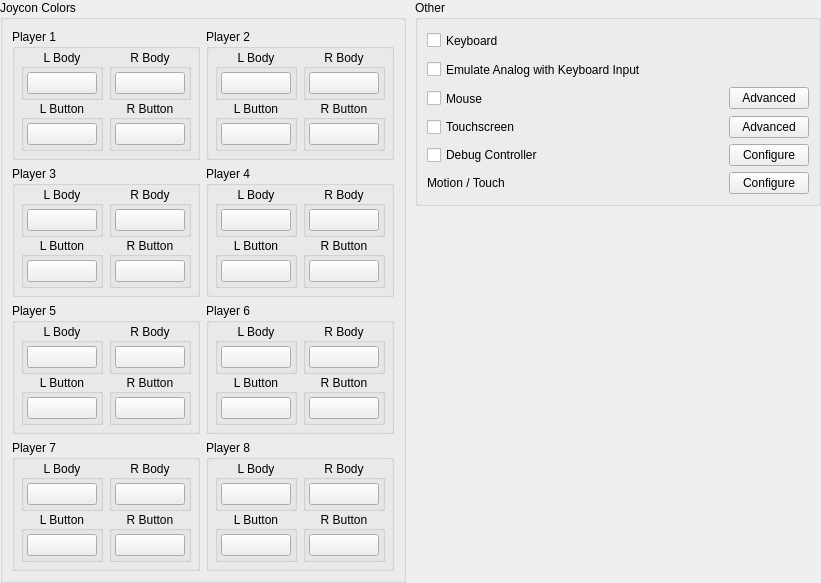
QuantumGhost/yuzu, file src/yuzu/configuration/configure_input_advanced.ui: the form before one commit.
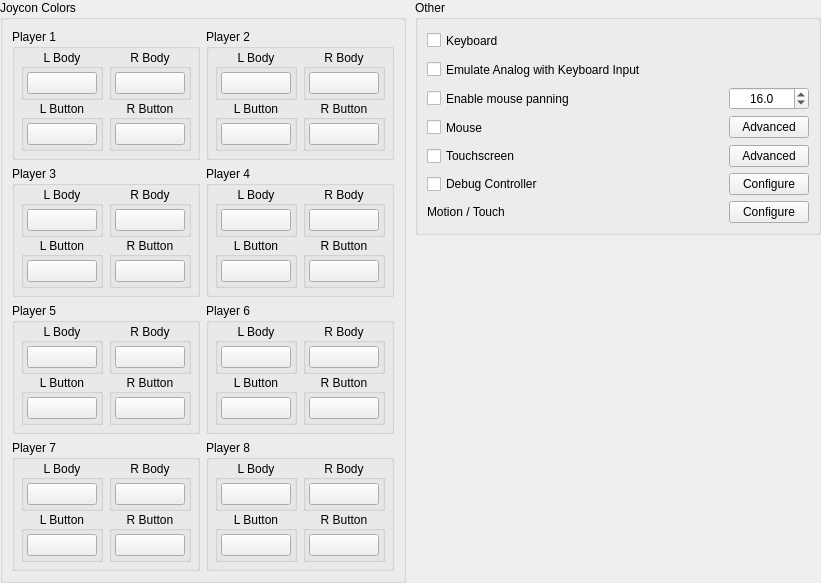
The form after the commit.

```diff
--- a/src/yuzu/configuration/configure_input_advanced.ui
+++ b/src/yuzu/configuration/configure_input_advanced.ui
@@ -2559,14 +2559,49 @@
                    </property>
                  </widget>
                </item>
-               <item row="5" column="2">
+                <item row="2" column="0">
+                  <widget class="QCheckBox" name="mouse_panning">
+                    <property name="minimumSize">
+                      <size>
+                        <width>0</width>
+                        <height>23</height>
+                      </size>
+                    </property>
+                    <property name="text">
+                      <string>Enable mouse panning</string>
+                    </property>
+                  </widget>
+                </item>
+                <item row="2" column="2">
+                    <widget class="QDoubleSpinBox" name="mouse_panning_sensitivity">
+                      <property name="alignment">
+                        <set>Qt::AlignCenter</set>
+                      </property>
+                      <property name="decimals">
+                        <number>1</number>
+                      </property>
+                      <property name="minimum">
+                        <double>0.100000000000000</double>
+                      </property>
+                      <property name="maximum">
+                        <double>32.000000000000000</double>
+                      </property>
+                      <property name="singleStep">
+                        <double>0.100000000000000</double>
+                      </property>
+                      <property name="value">
+                        <double>16.000000000000000</double>
+                      </property>
+                    </widget>
+                </item>
+               <item row="6" column="2">
                 <widget class="QPushButton" name="touchscreen_advanced">
                  <property name="text">
                   <string>Advanced</string>
                  </property>
                 </widget>
                </item>
-               <item row="2" column="1">
+               <item row="3" column="1">
                 <spacer name="horizontalSpacer_8">
                  <property name="orientation">
                   <enum>Qt::Horizontal</enum>
@@ -2582,21 +2617,21 @@
                  </property>
                 </spacer>
                </item>
-               <item row="2" column="2">
+               <item row="3" column="2">
                 <widget class="QPushButton" name="mouse_advanced">
                  <property name="text">
                   <string>Advanced</string>
                  </property>
                 </widget>
                </item>
-               <item row="5" column="0">
+               <item row="6" column="0">
                 <widget class="QCheckBox" name="touchscreen_enabled">
                  <property name="text">
                   <string>Touchscreen</string>
                  </property>
                 </widget>
                </item>
-               <item row="2" column="0">
+               <item row="3" column="0">
                 <widget class="QCheckBox" name="mouse_enabled">
                  <property name="minimumSize">
                   <size>
@@ -2609,28 +2644,28 @@
                  </property>
                 </widget>
                </item>
-               <item row="7" column="0">
+               <item row="8" column="0">
                 <widget class="QLabel" name="motion_touch">
                  <property name="text">
                   <string>Motion / Touch</string>
                  </property>
                 </widget>
                </item>
-               <item row="7" column="2">
+               <item row="8" column="2">
                 <widget class="QPushButton" name="buttonMotionTouch">
                  <property name="text">
                   <string>Configure</string>
                  </property>
                 </widget>
                </item>
-               <item row="6" column="0">
+               <item row="7" column="0">
                 <widget class="QCheckBox" name="debug_enabled">
                  <property name="text">
                   <string>Debug Controller</string>
                  </property>
                 </widget>
                </item>
-               <item row="6" column="2">
+               <item row="7" column="2">
                 <widget class="QPushButton" name="debug_configure">
                  <property name="text">
                   <string>Configure</string>
```
Lines whose indentation alone changed are shown as unchanged.
